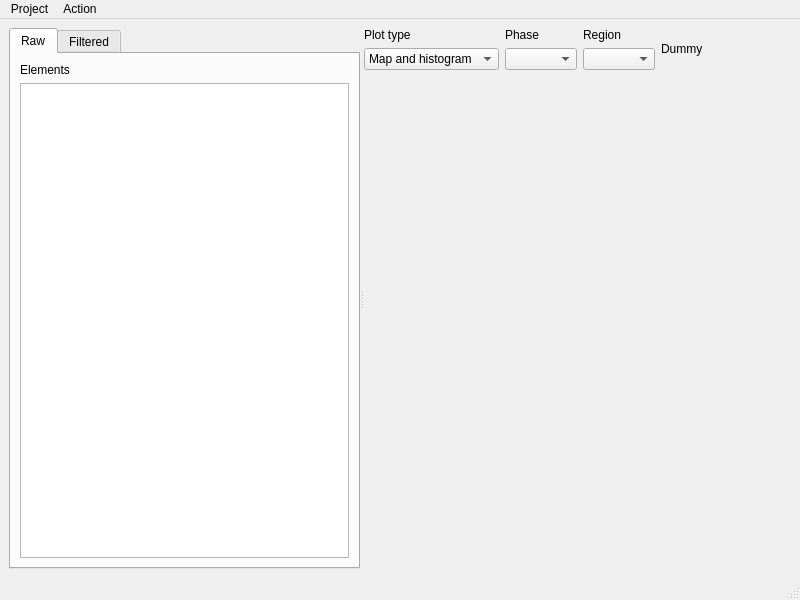
Above: src/resources/ui_main_window.ui from ianthomas23/QACD-quack before the change. Below: the same form after it.
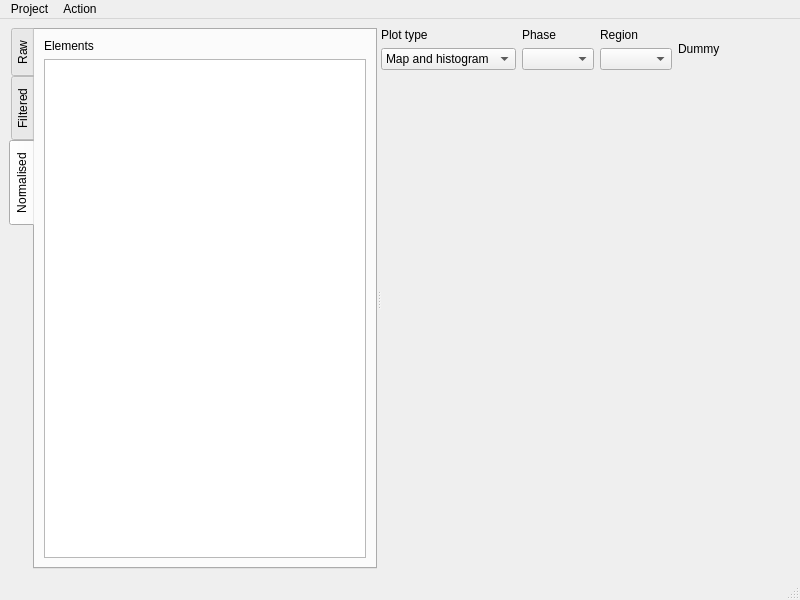
That is the form after the change. The open tabs and pages were chosen to show the change. Custom widgets are drawn as their Qt base class.

Commit message: Display normalised and h-factor maps

The edit to the form file:
```diff
--- a/src/resources/ui_main_window.ui
+++ b/src/resources/ui_main_window.ui
@@ -34,7 +34,7 @@
         </sizepolicy>
        </property>
        <property name="tabPosition">
-        <enum>QTabWidget::North</enum>
+        <enum>QTabWidget::West</enum>
        </property>
        <property name="currentIndex">
         <number>1</number>
@@ -109,6 +109,41 @@
          </item>
         </layout>
        </widget>
+       <widget class="QWidget" name="normalisedTab">
+        <property name="sizePolicy">
+         <sizepolicy hsizetype="Preferred" vsizetype="Preferred">
+          <horstretch>0</horstretch>
+          <verstretch>0</verstretch>
+         </sizepolicy>
+        </property>
+        <attribute name="title">
+         <string>Normalised</string>
+        </attribute>
+        <layout class="QVBoxLayout" name="verticalLayout">
+         <property name="leftMargin">
+          <number>9</number>
+         </property>
+         <property name="topMargin">
+          <number>9</number>
+         </property>
+         <property name="rightMargin">
+          <number>9</number>
+         </property>
+         <property name="bottomMargin">
+          <number>9</number>
+         </property>
+         <item>
+          <widget class="QLabel" name="label">
+           <property name="text">
+            <string>Elements</string>
+           </property>
+          </widget>
+         </item>
+         <item>
+          <widget class="QListWidget" name="normalisedElementList"/>
+         </item>
+        </layout>
+       </widget>
       </widget>
       <widget class="QWidget" name="layoutWidget">
        <layout class="QVBoxLayout" name="rightVerticalLayout">
```
Left out of the diff: 2 changed lines with no effect on the pictures. The commit also changes 4 other files.
